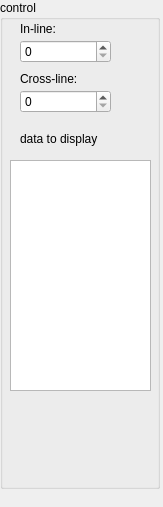
Before: the Qt Designer form pygeopressure_gui/ui/section_view_control.ui in whimian/pyGeoPressure_gui, drawn with Qt 5.
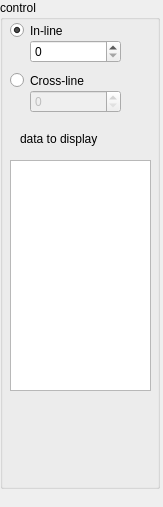
After: the same form once the commit is applied.

Commit message: #2 section view works

The edit to the form file:
```diff
--- a/pygeopressure_gui/ui/section_view_control.ui
+++ b/pygeopressure_gui/ui/section_view_control.ui
@@ -49,19 +49,6 @@
    <property name="title">
     <string>control</string>
    </property>
-   <widget class="QLabel" name="label">
-    <property name="geometry">
-     <rect>
-      <x>20</x>
-      <y>20</y>
-      <width>59</width>
-      <height>17</height>
-     </rect>
-    </property>
-    <property name="text">
-     <string>In-line:</string>
-    </property>
-   </widget>
    <widget class="QLabel" name="label_2">
     <property name="geometry">
      <rect>
@@ -88,7 +75,7 @@
    <widget class="QSpinBox" name="inline_SpinBox">
     <property name="geometry">
      <rect>
-      <x>20</x>
+      <x>30</x>
       <y>40</y>
       <width>91</width>
       <height>23</height>
@@ -96,26 +83,45 @@
     </property>
    </widget>
    <widget class="QSpinBox" name="crline_SpinBox">
+    <property name="enabled">
+     <bool>false</bool>
+    </property>
     <property name="geometry">
      <rect>
-      <x>20</x>
+      <x>30</x>
       <y>90</y>
       <width>91</width>
       <height>23</height>
      </rect>
     </property>
    </widget>
-   <widget class="QLabel" name="label_3">
+   <widget class="QRadioButton" name="il_radioButton">
     <property name="geometry">
      <rect>
-      <x>20</x>
+      <x>10</x>
+      <y>20</y>
+      <width>104</width>
+      <height>21</height>
+     </rect>
+    </property>
+    <property name="text">
+     <string>In-line</string>
+    </property>
+    <property name="checked">
+     <bool>true</bool>
+    </property>
+   </widget>
+   <widget class="QRadioButton" name="cl_radioButton">
+    <property name="geometry">
+     <rect>
+      <x>10</x>
       <y>70</y>
-      <width>71</width>
-      <height>17</height>
+      <width>104</width>
+      <height>21</height>
      </rect>
     </property>
     <property name="text">
-     <string>Cross-line:</string>
+     <string>Cross-line</string>
     </property>
    </widget>
   </widget>
```
The commit also changes 3 other files.
